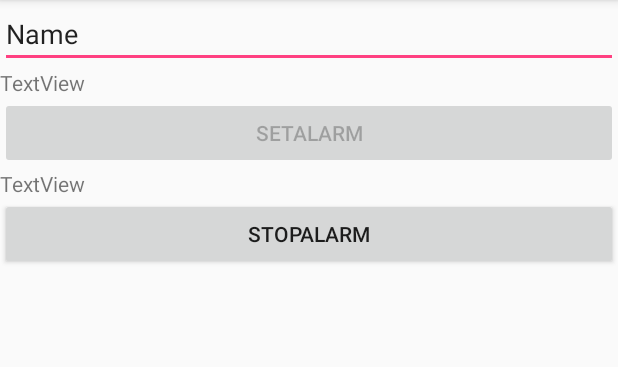
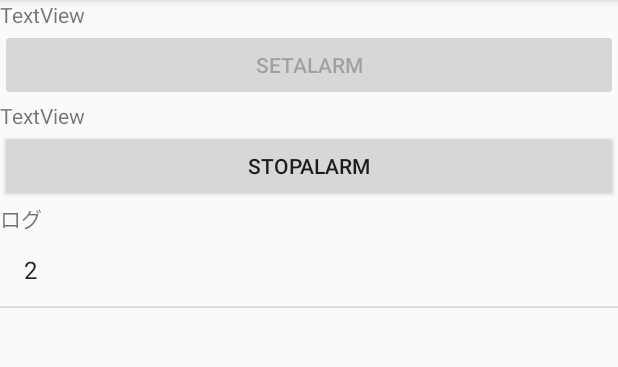
Before and after one commit to Piro77/AlermApp, an Android app: the screen it shows after launch (MainActivity), on a phone screen of 412 x 824 dp, the part 84-451 px from its top. Run offline under Robolectric (Android 15) with nearby library versions, the phone set to English and light mode, and no system bars; libraries missing offline, so code that uses them is left out: com.koushikdutta.async, com.koushikdutta.ion; pictures from the network do not load.

Commit message:
サービスから画面にメッセージを送ってUIに表示するテスト

```diff
--- a/app/src/main/java/com/example/r1/alermapp/MainActivity.java
+++ b/app/src/main/java/com/example/r1/alermapp/MainActivity.java
@@ -2,11 +2,17 @@ package com.example.r1.alermapp;
 
 import android.app.AlarmManager;
 import android.app.PendingIntent;
+import android.content.BroadcastReceiver;
+import android.content.Context;
 import android.content.Intent;
+import android.content.IntentFilter;
+import android.support.v4.content.LocalBroadcastManager;
 import android.support.v7.app.AppCompatActivity;
 import android.os.Bundle;
 import android.util.Log;
 import android.view.View;
+import android.widget.ArrayAdapter;
+import android.widget.ListView;
 import android.widget.Toast;
 
 import java.util.Calendar;
@@ -15,6 +21,10 @@ public class MainActivity extends AppCompatActivity {
 
     private final static String TAG = MainActivity.class.getSimpleName();
     private static Toast toast;
+    private ListView mListview;
+    ArrayAdapter<String> mArrayAdapter;
+    private static final String[] foods = {"テスト","リンゴ","バナナ","2","3","4","5"};
+
     @Override
     protected void onCreate(Bundle savedInstanceState) {
         super.onCreate(savedInstanceState);
@@ -47,6 +57,24 @@ public class MainActivity extends AppCompatActivity {
                 SamplePeriodicService.stopResidentIfActive(getApplicationContext());
             }
         });
+        mListview = (ListView)findViewById(R.id.listview);
+
+
+        mArrayAdapter = new ArrayAdapter<String>(this,android.R.layout.simple_list_item_1);
+        mListview.setAdapter(mArrayAdapter);
+        mArrayAdapter.add("1");
+        mArrayAdapter.add("2");
+
+        String m = mArrayAdapter.getItem(0);
+        Log.d(TAG,m);
+        mArrayAdapter.remove(m);
+        mArrayAdapter.notifyDataSetChanged();
+
+        IntentFilter filter = new IntentFilter();
+        filter.addAction("action2");
+
+        LocalBroadcastManager.getInstance(getApplicationContext()).registerReceiver(receiver,filter);
+
     }
 
 
@@ -58,4 +86,20 @@ public class MainActivity extends AppCompatActivity {
         toast = Toast.makeText(this,msg, Toast.LENGTH_SHORT);
         toast.show();
     }
+
+    private BroadcastReceiver receiver = new BroadcastReceiver() {
+        @Override
+        public void onReceive(Context context, Intent intent) {
+            Log.d("", "receive : " + intent.getStringExtra("msg"));
+            mArrayAdapter.add(intent.getStringExtra("msg"));
+            mArrayAdapter.notifyDataSetChanged();
+        }
+    };
+
+    @Override
+    protected void onDestroy() {
+        LocalBroadcastManager.getInstance(getApplicationContext()).unregisterReceiver(receiver);
+
+        super.onDestroy();
+    }
 }
--- a/app/src/main/java/com/example/r1/alermapp/SamplePeriodicService.java
+++ b/app/src/main/java/com/example/r1/alermapp/SamplePeriodicService.java
@@ -11,6 +11,7 @@ import android.os.Build;
 import android.os.Handler;
 import android.os.Looper;
 import android.support.v4.app.NotificationCompat;
+import android.support.v4.content.LocalBroadcastManager;
 import android.util.Log;
 
 import com.koushikdutta.async.future.FutureCallback;
@@ -67,7 +68,7 @@ public class SamplePeriodicService extends BasePeriodicService
                                 emsg = e.toString();
                             }
                             Log.d(TAG,"fail "+errcnt+" "+emsg);
-
+                            sendBroadcastMessage(emsg);
                             if (errcnt > 0 && errcnt % 10 == 0) {
                                 Log.d(TAG,"exit service ");
 
@@ -85,6 +86,7 @@ public class SamplePeriodicService extends BasePeriodicService
                                 setNotification();
                             }
                         }
+
                         makeNextPlan();
                     }
                 });
@@ -224,4 +226,12 @@ public class SamplePeriodicService extends BasePeriodicService
         AlarmManager mgr = (AlarmManager) getApplicationContext().getSystemService(Context.ALARM_SERVICE);
         mgr.setRepeating(AlarmManager.RTC_WAKEUP, ct, 1 * 1000, restartServicePI);
     }
+    private void sendBroadcastMessage(String msg) {
+        Intent i = new Intent();
+        i.setAction("action2");
+        i.putExtra("msg",msg);
+
+
+        LocalBroadcastManager.getInstance(getApplicationContext()).sendBroadcast(i);
+    }
 }
--- a/app/src/main/res/layout/activity_main.xml
+++ b/app/src/main/res/layout/activity_main.xml
@@ -8,20 +8,10 @@
     tools:context="com.example.r1.alermapp.MainActivity">
 
 
-    <EditText
-        android:id="@+id/editText"
-        android:layout_width="match_parent"
-        android:layout_height="wrap_content"
-        android:layout_weight="1"
-        android:ems="10"
-        android:inputType="textPersonName"
-        android:text="Name" />
-
     <TextView
         android:id="@+id/textView"
         android:layout_width="match_parent"
         android:layout_height="wrap_content"
-        android:layout_weight="1"
         android:text="TextView" />
 
     <Button
@@ -35,7 +25,6 @@
         android:id="@+id/textView2"
         android:layout_width="match_parent"
         android:layout_height="wrap_content"
-        android:layout_weight="1"
         android:text="TextView" />
 
     <Button
@@ -44,4 +33,19 @@
         android:layout_height="wrap_content"
         android:layout_weight="1"
         android:text="stopalarm" />
+
+    <TextView
+        android:id="@+id/textView3"
+        android:layout_width="match_parent"
+        android:layout_height="wrap_content"
+        android:text="ログ" />
+
+
+    <ListView
+        android:id="@+id/listview"
+        android:layout_width="match_parent"
+        android:layout_height="250dp"
+        android:minHeight="250dp">
+    </ListView>
+
 </LinearLayout>
```
